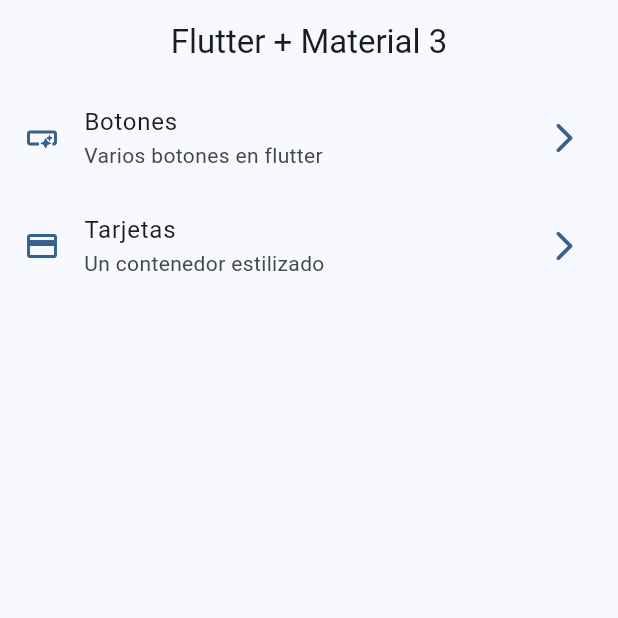
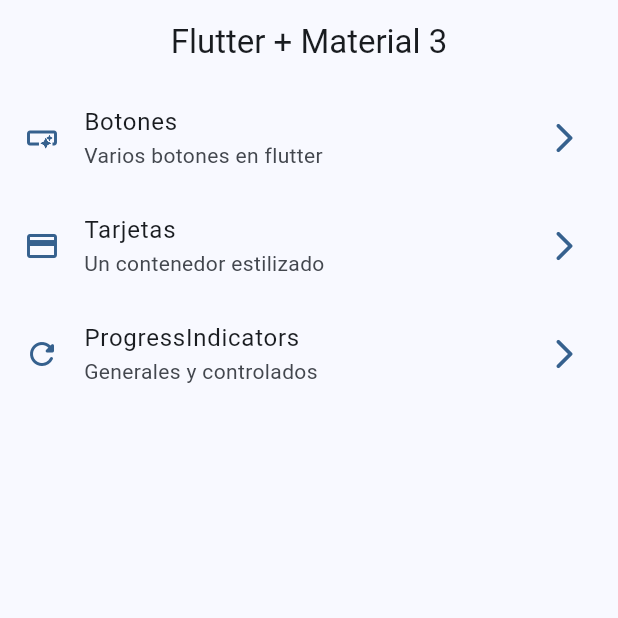
Before and after one commit to edu5975/windgets_app, a Flutter app: the screen it shows after launch, on a phone screen of 412 x 824 dp, the top half of it. Run offline on Flutter 3.47's test engine with Material 2 defaults, Android fonts, the light colour scheme and no system bars; our stand-ins replace go_router.

Commit message:
progress indicators terminado

```diff
--- a/lib/config/menu/menu_items.dart
+++ b/lib/config/menu/menu_items.dart
@@ -27,4 +27,10 @@
     link: '/cards',
     icon: Icons.credit_card,
   ),
+  MenuItem(
+    title: 'ProgressIndicators',
+    subTitle: 'Generales y controlados',
+    link: '/progress',
+    icon: Icons.refresh_rounded,
+  ),
 ];
--- a/lib/config/router/app_router.dart
+++ b/lib/config/router/app_router.dart
@@ -19,5 +19,10 @@
       name: CardsScreen.name,
       builder: (context, state) => const CardsScreen(),
     ),
+    GoRoute(
+      path: '/progress',
+      name: ProgressScreen.name,
+      builder: (context, state) => const ProgressScreen(),
+    ),
   ],
 );
```
Also changed, not shown: lib/presentation/screens/progress/progress_screen.dart (+67 -1 lines).
